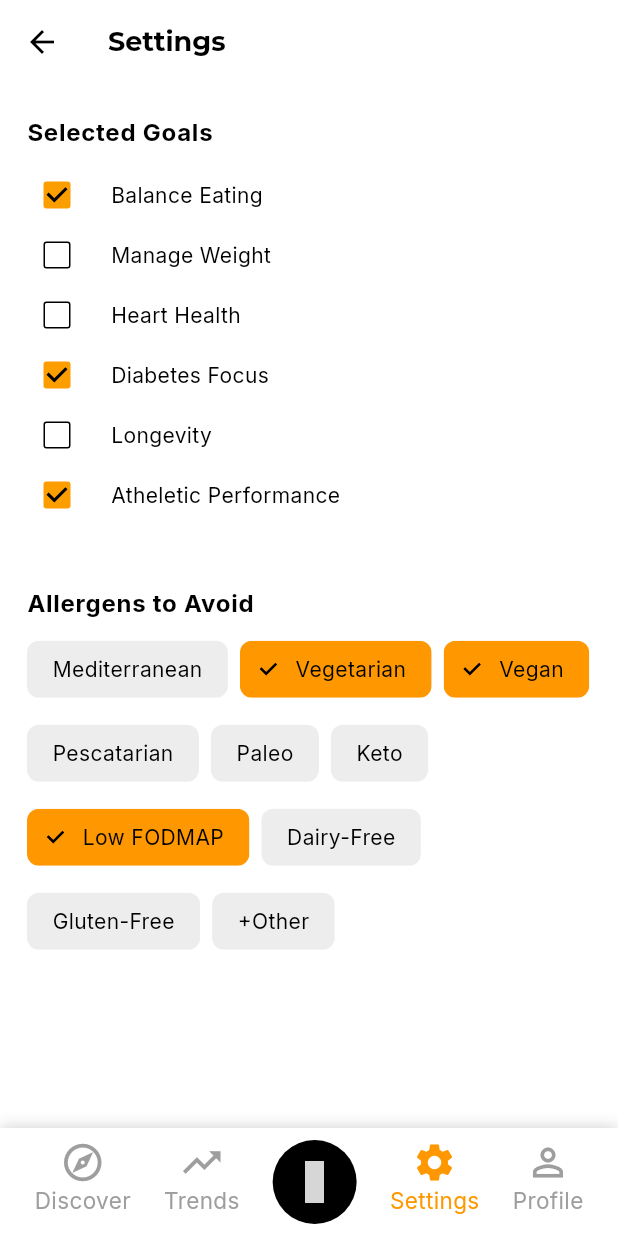
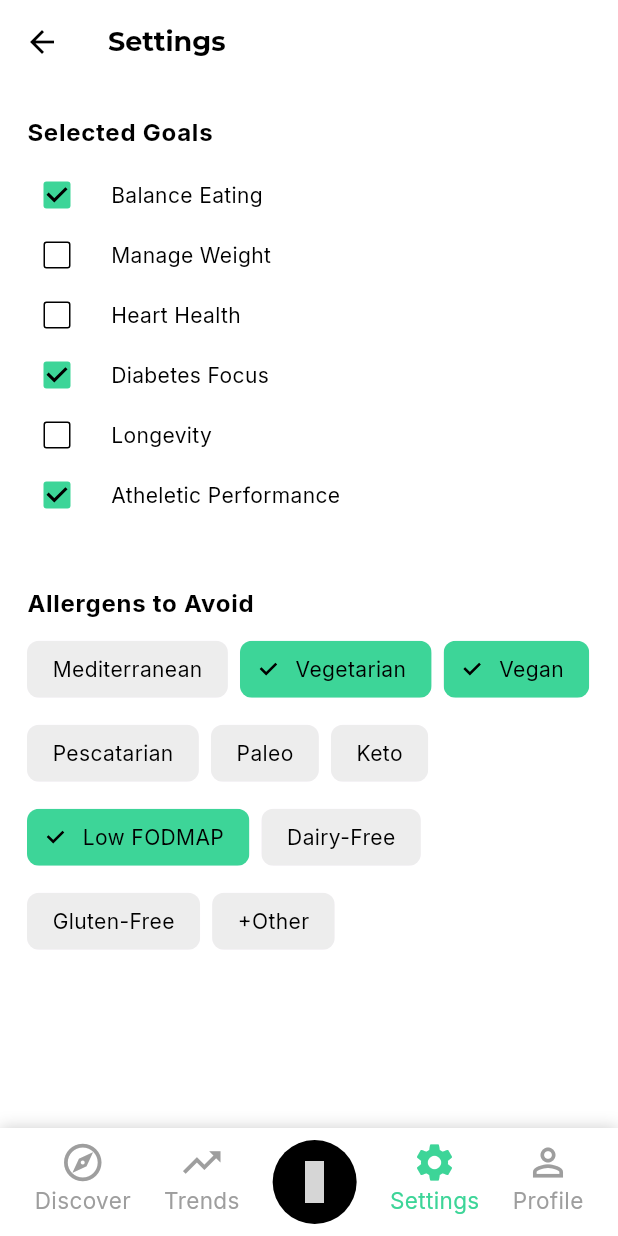
Before and after one commit to abdul-salam111/Neutrilens, a Flutter app: the NavbarView screen opened by its route, item 4 of the bottom bar chosen, on a phone screen of 412 x 824 dp. Run offline on Flutter 3.47's test engine with Material 3 defaults, Android fonts, the phone set to English and light mode, and no system bars; our stand-ins replace another_flushbar, cached_network_image, dio, fl_chart, flutter_secure_storage, fpdart and 7 more; missing offline and left inert: ai_barcode_scanner; accounts and stored records are empty; network calls fail; grey boxes are pictures that could not be loaded.

Commit message:
code updaed build no changed

```diff
--- a/lib/app/core/theme/colors.dart
+++ b/lib/app/core/theme/colors.dart
@@ -1,7 +1,7 @@
 import 'package:flutter/material.dart';
 
 class AppColors {
-  static const appPrimaryColor = Color(0xffFC9E00);
+  static const appPrimaryColor = Color(0xff3DD598);
 
   static const appSecondaryColor = Color(0xffDED2FA);
   static const appTertiaryColor = Color(0xff3927AD);
@@ -23,5 +23,4 @@ class AppColors {
   static const successColor = Color(0xff3DD598);
   static const ratingColor = Color(0xffFFC542);
   static const darkestRed = Color(0xff3D0C11);
-
 }
--- a/lib/app/modules/auth/presentation/signup/views/signup_view.dart
+++ b/lib/app/modules/auth/presentation/signup/views/signup_view.dart
@@ -267,7 +267,7 @@ class SignupView extends GetView<SignupController> {
                               backgroundColor: AppColors.lightGreyColor,
                               label: Text(item, style: context.bodyMedium),
                               selected: isSelected,
-                              selectedColor: Colors.orange,
+                              selectedColor: AppColors.appPrimaryColor,
                               onSelected: (_) => controller.toggleSelection(
                                 item,
                                 controller.selectedAllergens,
--- a/lib/app/modules/navbar/presentation/views/navbar_view.dart
+++ b/lib/app/modules/navbar/presentation/views/navbar_view.dart
@@ -124,14 +124,14 @@ class NavbarView extends GetView<NavbarController> {
             children: [
               Icon(
                 isSelected ? filledIcon : outlineIcon,
-                color: isSelected ? Colors.orange : Colors.grey,
+                color: isSelected ? AppColors.appPrimaryColor : Colors.grey,
                 size: 30,
               ),
               Text(
                 label,
                 style: TextStyle(
                   fontSize: 15,
-                  color: isSelected ? Colors.orange : Colors.grey,
+                  color: isSelected ? AppColors.appPrimaryColor : Colors.grey,
                 ),
               ),
             ],
--- a/lib/app/modules/settings/views/settings_view.dart
+++ b/lib/app/modules/settings/views/settings_view.dart
@@ -68,11 +68,8 @@ class SettingsView extends GetView<SettingsController> {
                     backgroundColor: AppColors.lightGreyColor,
                     label: Text(item, style: context.bodyMedium),
                     selected: isSelected,
-                    selectedColor: Colors.orange,
-                    onSelected: (_) {
-
-
-                    },
+                    selectedColor: AppColors.appPrimaryColor,
+                    onSelected: (_) {},
                   );
                 }).toList(),
               ),
--- a/pubspec.yaml
+++ b/pubspec.yaml
@@ -16,7 +16,7 @@ publish_to: 'none' # Remove this line if you wish to publish to pub.dev
 # https://developer.apple.com/library/archive/documentation/General/Reference/InfoPlistKeyReference/Articles/CoreFoundationKeys.html
 # In Windows, build-name is used as the major, minor, and patch parts
 # of the product and file versions while build-number is used as the build suffix.
-version: 1.0.0+2
+version: 1.0.0+8
 
 environment:
   sdk: ^3.9.2
```
